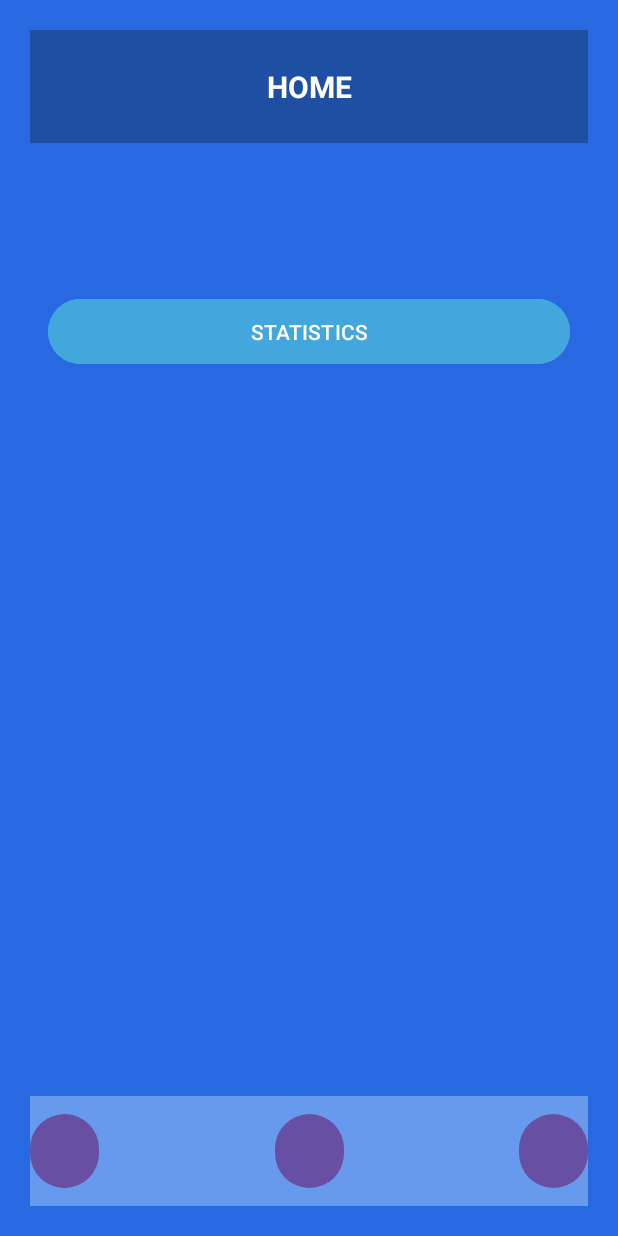
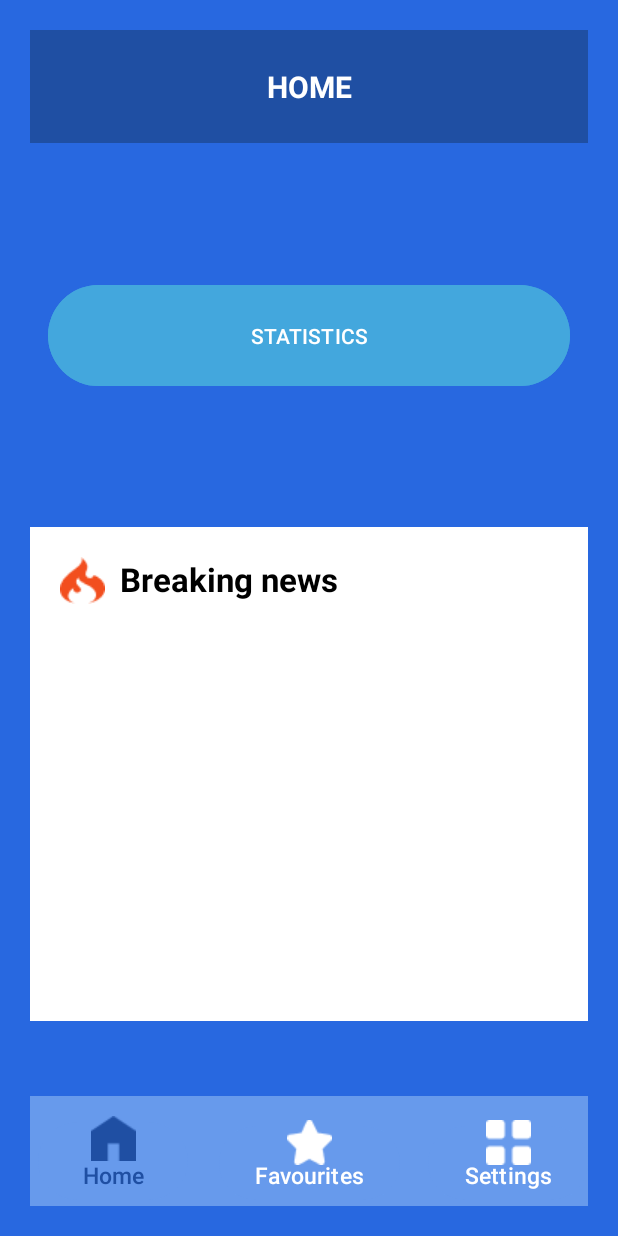
Before and after one commit to ICTS2325071/AndroidProject, an Android app: the layout page_home.xml on its own in the app's theme, with its tools: preview values and no code run, on a phone screen of 412 x 824 dp. Run offline under Robolectric (Android 15) with nearby library versions, the phone set to English and light mode, and no system bars.

Commit message:
update prova gg

```diff
--- a/app/src/main/res/layout/page_home.xml
+++ b/app/src/main/res/layout/page_home.xml
@@ -1,6 +1,7 @@
 <?xml version="1.0" encoding="utf-8"?>
 <androidx.constraintlayout.widget.ConstraintLayout xmlns:android="http://schemas.android.com/apk/res/android"
     xmlns:app="http://schemas.android.com/apk/res-auto"
+    xmlns:tools="http://schemas.android.com/tools"
     android:layout_width="match_parent"
     android:layout_height="match_parent"
     android:background="@color/medium_high_blue">
@@ -22,11 +23,43 @@
         android:id="@+id/button_statistics"
         style="@style/CustomButtonStatistics"
         android:layout_width="348sp"
-        android:layout_height="51sp"
-        android:layout_marginTop="100dp"
+        android:layout_height="75sp"
+        app:layout_constraintBottom_toTopOf="@+id/horizontalScrollView"
         app:layout_constraintEnd_toEndOf="parent"
         app:layout_constraintStart_toStartOf="parent"
         app:layout_constraintTop_toBottomOf="@+id/textView_home" />
+
+    <HorizontalScrollView
+        android:id="@+id/horizontalScrollView"
+        style="@style/CustomHorizontalScrollView"
+        android:layout_width="match_parent"
+        android:layout_height="329sp"
+        android:layout_marginStart="20dp"
+        android:layout_marginEnd="20dp"
+        android:layout_marginBottom="50dp"
+        app:layout_constraintBottom_toTopOf="@+id/textView_menu"
+        app:layout_constraintEnd_toEndOf="parent"
+        app:layout_constraintStart_toStartOf="parent" />
+
+    <TextView
+        android:id="@+id/textView_title_image"
+        style="@style/CustomFireImage"
+        android:layout_width="wrap_content"
+        android:layout_height="wrap_content"
+        android:layout_marginStart="20dp"
+        android:layout_marginTop="20dp"
+        app:layout_constraintStart_toStartOf="@+id/horizontalScrollView"
+        app:layout_constraintTop_toTopOf="@+id/horizontalScrollView" />
+
+    <TextView
+        android:id="@+id/textView_title_scrollView"
+        style="@style/CustomTextViewScrollView"
+        android:layout_width="257sp"
+        android:layout_height="wrap_content"
+        android:layout_marginStart="10dp"
+        android:layout_marginTop="20dp"
+        app:layout_constraintStart_toEndOf="@+id/textView_title_image"
+        app:layout_constraintTop_toTopOf="@+id/horizontalScrollView" />
 
     <TextView
         android:id="@+id/textView_menu"
@@ -43,27 +76,54 @@
     <Button
         android:id="@+id/button_menu_home"
         style="@style/CustomButtonMenuHome"
-        android:layout_width="46sp"
-        android:layout_height="57sp"
+        android:layout_width="100sp"
+        android:layout_height="60sp"
+        android:layout_marginStart="5dp"
         app:layout_constraintBottom_toBottomOf="@+id/textView_menu"
-        app:layout_constraintStart_toStartOf="@+id/textView_menu"
-        app:layout_constraintTop_toTopOf="@+id/textView_menu" />
+        app:layout_constraintStart_toStartOf="@+id/textView_menu" />
+
+    <TextView
+        android:id="@+id/textView_home_image"
+        style="@style/CustomHomeImage"
+        android:layout_width="wrap_content"
+        android:layout_height="wrap_content"
+        app:layout_constraintEnd_toEndOf="@+id/button_menu_home"
+        app:layout_constraintStart_toStartOf="@+id/button_menu_home"
+        app:layout_constraintTop_toTopOf="@+id/button_menu_home" />
 
     <Button
         android:id="@+id/button_menu_favourites"
-        android:layout_width="46sp"
+        style="@style/CustomButtonMenuFavourites"
+        android:layout_width="wrap_content"
         android:layout_height="57sp"
         app:layout_constraintBottom_toBottomOf="@+id/textView_menu"
-        app:layout_constraintEnd_toStartOf="@+id/button_menu_settings"
-        app:layout_constraintStart_toEndOf="@+id/button_menu_home"
-        app:layout_constraintTop_toTopOf="@+id/textView_menu" />
+        app:layout_constraintEnd_toEndOf="@+id/textView_menu"
+        app:layout_constraintStart_toStartOf="@+id/textView_menu" />
+
+    <TextView
+        android:id="@+id/textView_favourites_image"
+        style="@style/CustomStarImage"
+        android:layout_width="wrap_content"
+        android:layout_height="wrap_content"
+        app:layout_constraintEnd_toEndOf="@+id/button_menu_favourites"
+        app:layout_constraintStart_toStartOf="@+id/button_menu_favourites"
+        app:layout_constraintTop_toTopOf="@+id/button_menu_favourites" />
 
     <Button
         android:id="@+id/button_menu_settings"
-        android:layout_width="46sp"
+        style="@style/CustomButtonMenuSettings"
+        android:layout_width="wrap_content"
         android:layout_height="57sp"
         app:layout_constraintBottom_toBottomOf="@+id/textView_menu"
-        app:layout_constraintEnd_toEndOf="@+id/textView_menu"
-        app:layout_constraintTop_toTopOf="@+id/textView_menu" />
+        app:layout_constraintEnd_toEndOf="@+id/textView_menu" />
+
+    <TextView
+        android:id="@+id/textView_settings_image"
+        style="@style/CustomSettingsImage"
+        android:layout_width="wrap_content"
+        android:layout_height="wrap_content"
+        app:layout_constraintEnd_toEndOf="@+id/button_menu_settings"
+        app:layout_constraintStart_toStartOf="@+id/button_menu_settings"
+        app:layout_constraintTop_toTopOf="@+id/button_menu_settings" />
 
 </androidx.constraintlayout.widget.ConstraintLayout>
--- a/app/src/main/res/values/strings.xml
+++ b/app/src/main/res/values/strings.xml
@@ -32,4 +32,10 @@
     <string name="string_statistics">STATISTICS</string>
 
     <string name="string_home">Home</string>
+
+    <string name="string_favourites">Favourites</string>
+
+    <string name="string_settings">Settings</string>
+
+    <string name="string_title_scrollView">Breaking news</string>
 </resources>
--- a/app/src/main/res/values/styles.xml
+++ b/app/src/main/res/values/styles.xml
@@ -5,4 +5,5 @@
             <item name="android:paddingTop">8dp</item> <!-- Padding opzionale -->
             <item name="android:paddingBottom">8dp</item>
         </style>
+
     </resources>
--- a/app/src/main/res/values/themes.xml
+++ b/app/src/main/res/values/themes.xml
@@ -44,8 +44,57 @@
     </style>
 
     <style name="CustomButtonMenuHome">
+        <item name="android:backgroundTint">@color/opacity_blue</item>
         <item name="android:text">@string/string_home </item>
+        <item name="android:textColor">@color/dark_blue</item>
+        <item name="android:textAlignment">center</item>
+        <item name="android:gravity">bottom</item>
+        <item name="android:textSize">15sp</item>
+    </style>
+
+    <style name="CustomHomeImage">
+        <item name="android:background">@drawable/home</item>
+    </style>
+
+    <style name="CustomButtonMenuFavourites">
+        <item name="android:backgroundTint">@color/opacity_blue</item>
+        <item name="android:text">@string/string_favourites</item>
         <item name="android:textColor">@color/white</item>
+        <item name="android:textAlignment">center</item>
+        <item name="android:gravity">bottom</item>
+        <item name="android:textSize">15sp</item>
+    </style>
+
+    <style name="CustomStarImage">
+        <item name="android:background">@drawable/star</item>
+    </style>
+
+    <style name="CustomButtonMenuSettings">
+        <item name="android:backgroundTint">@color/opacity_blue</item>
+        <item name="android:text">@string/string_settings</item>
+        <item name="android:textColor">@color/white</item>
+        <item name="android:textAlignment">center</item>
+        <item name="android:gravity">bottom</item>
+        <item name="android:textSize">15sp</item>
+    </style>
+
+    <style name="CustomSettingsImage">
+        <item name="android:background">@drawable/settings</item>
+    </style>
+
+    <style name="CustomHorizontalScrollView">
+        <item name="android:background">@color/white</item>
+    </style>
+
+    <style name="CustomFireImage">
+        <item name="android:background">@drawable/fire</item>
+    </style>
+
+    <style name="CustomTextViewScrollView">
+        <item name="android:text">@string/string_title_scrollView</item>
+        <item name="android:textSize">22sp</item>
+        <item name="android:textColor">@color/black</item>
+        <item name="android:textStyle">bold</item>
     </style>
 
 </resources>
```
Also changed, not shown: app/src/main/res/drawable/fire.png (added), app/src/main/res/drawable/home.png (added), app/src/main/res/drawable/settings.png (added), app/src/main/res/drawable/star.png (added).
